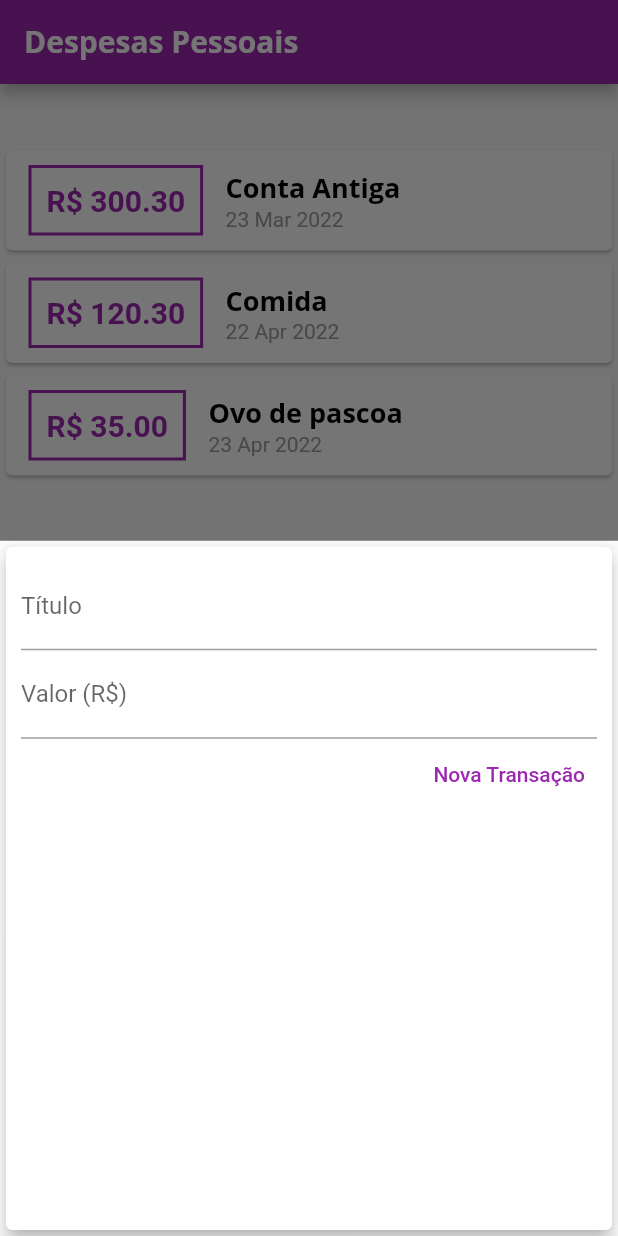
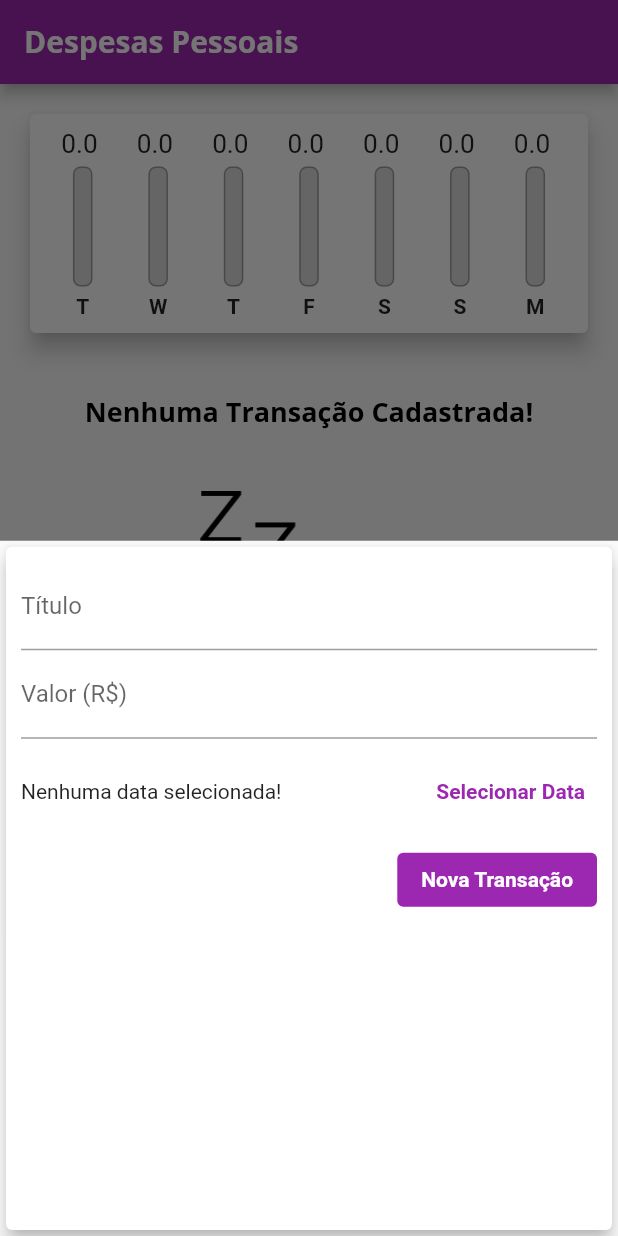
Before and after one commit to EduardoVitech/Life_Easier, a Flutter app: the screen it shows after launch, after a tap on the "add" icon, on a phone screen of 412 x 824 dp. Run offline on Flutter 3.47's test engine with Material 2 defaults, Android fonts, the phone set to English and light mode, and no system bars; project files that could hold a hidden picture were left out.

Commit message:
Graphic Widget Prt. 02, Editando lista de transações, Editando nova transação, Exibindo date picker, Ajustando altura da lista

```diff
--- a/lib/components/graphic/graphic.dart
+++ b/lib/components/graphic/graphic.dart
@@ -1,5 +1,6 @@
 import 'package:flutter/material.dart';
 import 'package:intl/intl.dart';
+import 'package:life_easier/components/graphic_bar/graphic_bar.dart';
 import 'package:life_easier/models/transaction/transaction.dart';
 
 class Graphic extends StatelessWidget {
@@ -7,7 +8,7 @@ class Graphic extends StatelessWidget {
 
   Graphic(this.recentTransaction);
 
-  List<Map<String, Object>> get groupedTransactions {
+  List<Map<String, dynamic>> get groupedTransactions {
     return List.generate(7, (index) {
       final weekDay = DateTime.now().subtract(
         Duration(days: index),
@@ -29,17 +30,36 @@ class Graphic extends StatelessWidget {
         'day': DateFormat.E().format(weekDay)[0],
         'value': totalSum,
       };
+    }).reversed.toList();
+  }
+
+  double get _weekTotalValue {
+    return groupedTransactions.fold(0.0, (sum, tr) {
+      return sum + tr['value'];
     });
   }
 
   @override
   Widget build(BuildContext context) {
-    groupedTransactions;
     return Card(
       elevation: 6,
       margin: const EdgeInsets.all(20),
-      child: Row(
-        children: [],
+      child: Padding(
+        padding: const EdgeInsets.all(10.0),
+        child: Row(
+          mainAxisAlignment: MainAxisAlignment.spaceAround,
+          children: groupedTransactions.map((tr) {
+            return Flexible(
+              fit: FlexFit.tight,
+              child: GraphicBar(
+                label: tr['day'],
+                value: tr['value'],
+                percentage:
+                    _weekTotalValue == 0 ? 0 : tr['value'] / _weekTotalValue,
+              ),
+            );
+          }).toList(),
+        ),
       ),
     );
   }
--- /dev/null
+++ b/lib/components/graphic_bar/graphic_bar.dart
@@ -0,0 +1,63 @@
+import 'package:flutter/material.dart';
+
+class GraphicBar extends StatelessWidget {
+  final String label;
+  final double value;
+  final double percentage;
+
+  const GraphicBar({
+    required this.label,
+    required this.value,
+    required this.percentage,
+  });
+
+  @override
+  Widget build(BuildContext context) {
+    return Column(
+      children: [
+        Container(
+          height: 20,
+          child: FittedBox(
+            child: Text('${value.toString()} '),
+          ),
+        ),
+        const SizedBox(height: 5),
+        Container(
+          height: 80,
+          width: 13,
+          child: Stack(
+            alignment: Alignment.bottomCenter,
+            children: [
+              Container(
+                decoration: BoxDecoration(
+                  border: Border.all(
+                    color: Colors.grey,
+                    width: 1.0,
+                  ),
+                  color: const Color.fromRGBO(220, 220, 220, 1),
+                  borderRadius: BorderRadius.circular(5),
+                ),
+              ),
+              FractionallySizedBox(
+                heightFactor: percentage,
+                child: Container(
+                  decoration: BoxDecoration(
+                    color: Colors.purple,
+                    borderRadius: BorderRadius.circular(5),
+                  ),
+                ),
+              ),
+            ],
+          ),
+        ),
+        const SizedBox(height: 5),
+        Text(
+          label,
+          style: const TextStyle(
+            fontWeight: FontWeight.bold,
+          ),
+        ),
+      ],
+    );
+  }
+}
--- a/lib/components/new_transaction/new_transaction.dart
+++ b/lib/components/new_transaction/new_transaction.dart
@@ -1,7 +1,8 @@
 import 'package:flutter/material.dart';
+import 'package:intl/intl.dart';
 
 class NewTransaction extends StatefulWidget {
-  final void Function(String, double) onSubmit;
+  final void Function(String, double, DateTime) onSubmit;
 
   const NewTransaction(this.onSubmit);
 
@@ -10,19 +11,36 @@ class NewTransaction extends StatefulWidget {
 }
 
 class _NewTransactionState extends State<NewTransaction> {
-  final titleController = TextEditingController();
-
-  final valueController = TextEditingController();
+  final _titleController = TextEditingController();
+  final _valueController = TextEditingController();
+  DateTime? _selectedDate;
 
   _submitForm() {
-    final title = titleController.text;
-    final value = double.tryParse(valueController.text) ?? 0.0;
+    final title = _titleController.text;
+    final value = double.tryParse(_valueController.text) ?? 0.0;
 
-    if (title.isEmpty || value <= 0) {
+    if (title.isEmpty || value <= 0 || _selectedDate == null) {
       return;
     }
 
-    widget.onSubmit(title, value);
+    widget.onSubmit(title, value, _selectedDate!);
+  }
+
+  _ShowDatePicker() {
+    showDatePicker(
+      context: context,
+      initialDate: DateTime.now(),
+      firstDate: DateTime(2021),
+      lastDate: DateTime.now(),
+    ).then((pickedDate) {
+      if (pickedDate == null) {
+        return;
+      }
+
+      setState(() {
+        _selectedDate = pickedDate;
+      });
+    });
   }
 
   @override
@@ -34,14 +52,14 @@ class _NewTransactionState extends State<NewTransaction> {
         child: Column(
           children: [
             TextField(
-              controller: titleController,
+              controller: _titleController,
               onSubmitted: (_) => _submitForm(),
               decoration: const InputDecoration(
                 labelText: 'Título',
               ),
             ),
             TextField(
-              controller: valueController,
+              controller: _valueController,
               keyboardType:
                   const TextInputType.numberWithOptions(decimal: true),
               onSubmitted: (_) => _submitForm(),
@@ -49,15 +67,40 @@ class _NewTransactionState extends State<NewTransaction> {
                 labelText: 'Valor (R\$)',
               ),
             ),
+            Container(
+              height: 70,
+              child: Row(
+                children: [
+                  Expanded(
+                    child: Text(_selectedDate == null
+                        ? 'Nenhuma data selecionada!'
+                        : 'Data Selecionada: ${DateFormat('dd/MM/y').format(_selectedDate!)}'),
+                  ),
+                  TextButton(
+                    onPressed: _ShowDatePicker,
+                    child: const Text(
+                      'Selecionar Data',
+                      style: TextStyle(
+                        fontWeight: FontWeight.bold,
+                      ),
+                    ),
+                  ),
+                ],
+              ),
+            ),
             Row(
               mainAxisAlignment: MainAxisAlignment.end,
               children: [
-                TextButton(
+                ElevatedButton(
                   onPressed: _submitForm(),
+                  style: ButtonStyle(
+                    backgroundColor: MaterialStateProperty.all(Colors.purple),
+                  ),
                   child: const Text(
                     'Nova Transação',
                     style: TextStyle(
-                      color: Colors.purple,
+                      fontWeight: FontWeight.bold,
+                      color: Colors.white,
                     ),
                   ),
                 ),
--- a/lib/components/transaction_list/transaction_list.dart
+++ b/lib/components/transaction_list/transaction_list.dart
@@ -4,13 +4,14 @@ import '../../models/transaction/transaction.dart';
 
 class TransactionList extends StatelessWidget {
   final List<Transaction> transactions;
+  final void Function(String) onRemove;
 
-  const TransactionList(this.transactions);
+  const TransactionList(this.transactions, this.onRemove);
 
   @override
   Widget build(BuildContext context) {
     return Container(
-      height: 300,
+      height: MediaQuery.of(context).size.height / 1.5,
       child: transactions.isEmpty
           ? Column(
               children: [
@@ -34,45 +35,40 @@ class TransactionList extends StatelessWidget {
               itemBuilder: (cxt, index) {
                 final tr = transactions[index];
                 return Card(
-                  child: Row(
-                    children: [
-                      Container(
+                  elevation: 5,
                   margin: const EdgeInsets.symmetric(
-                          horizontal: 15,
-                          vertical: 10,
+                    horizontal: 5,
+                    vertical: 8,
                   ),
-                        decoration: BoxDecoration(
-                          border: Border.all(
-                            color: Colors.purple,
-                            width: 2,
-                          ),
-                        ),
-                        padding: const EdgeInsets.all(10),
+                  child: ListTile(
+                    leading: CircleAvatar(
+                      backgroundColor: Colors.purple,
+                      radius: 30,
+                      child: Padding(
+                        padding: const EdgeInsets.all(6),
+                        child: FittedBox(
                           child: Text(
-                          'R\$ ${tr.value.toStringAsFixed(2)}',
+                            'R\$${tr.value}',
                             style: const TextStyle(
+                              color: Colors.white,
                               fontWeight: FontWeight.bold,
-                            fontSize: 20,
-                            color: Colors.purple,
                             ),
                           ),
                         ),
-                      Column(
-                        crossAxisAlignment: CrossAxisAlignment.start,
-                        children: [
-                          Text(
+                      ),
+                    ),
+                    title: Text(
                       tr.title,
                       style: Theme.of(context).textTheme.headline6,
                     ),
-                          Text(
+                    subtitle: Text(
                       DateFormat('d MMM y').format(tr.date),
-                            style: const TextStyle(
-                              color: Colors.grey,
                     ),
+                    trailing: IconButton(
+                      onPressed: () => onRemove(tr.id),
+                      color: Theme.of(context).errorColor,
+                      icon: const Icon(Icons.delete),
                     ),
-                        ],
-                      ),
-                    ],
                   ),
                 );
               },
--- a/lib/pages/home_page/home_page.dart
+++ b/lib/pages/home_page/home_page.dart
@@ -13,26 +13,7 @@ class MyHomePage extends StatefulWidget {
 }
 
 class _MyHomePageState extends State<MyHomePage> {
-  final List<Transaction> _transactions = [
-    Transaction(
-      id: 't0',
-      title: 'Conta Antiga',
-      value: 300.30,
-      date: DateTime.now().subtract(const Duration(days: 33)),
-    ),
-    Transaction(
-      id: 't1',
-      title: 'Comida',
-      value: 120.30,
-      date: DateTime.now().subtract(const Duration(days: 3)),
-    ),
-    Transaction(
-      id: 't2',
-      title: 'Ovo de pascoa',
-      value: 35.00,
-      date: DateTime.now().subtract(const Duration(days: 2)),
-    ),
-  ];
+  final List<Transaction> _transactions = [];
 
   List<Transaction> get _recentTransactions {
     return _transactions.where((tr) {
@@ -42,12 +23,12 @@ class _MyHomePageState extends State<MyHomePage> {
     }).toList();
   }
 
-  _addTransaction(String title, double value) {
+  _addTransaction(String title, double value, DateTime date) {
     final newTransaction = Transaction(
       id: Random().nextDouble().toString(),
       title: title,
       value: value,
-      date: DateTime.now(),
+      date: date,
     );
 
     setState(() {
@@ -55,6 +36,12 @@ class _MyHomePageState extends State<MyHomePage> {
     });
 
     Navigator.of(context).pop();
+  }
+
+  _removeTransactions(String id) {
+    setState(() {
+      _transactions.removeWhere((tr) => tr.id == id);
+    });
   }
 
   _openTransactionFormModal(BuildContext context) {
@@ -77,7 +64,7 @@ class _MyHomePageState extends State<MyHomePage> {
           crossAxisAlignment: CrossAxisAlignment.stretch,
           children: [
             Graphic(_recentTransactions),
-            TransactionList(_transactions),
+            TransactionList(_transactions, _removeTransactions),
           ],
         ),
       ),
```
Lines whose indentation alone changed are shown as unchanged.
